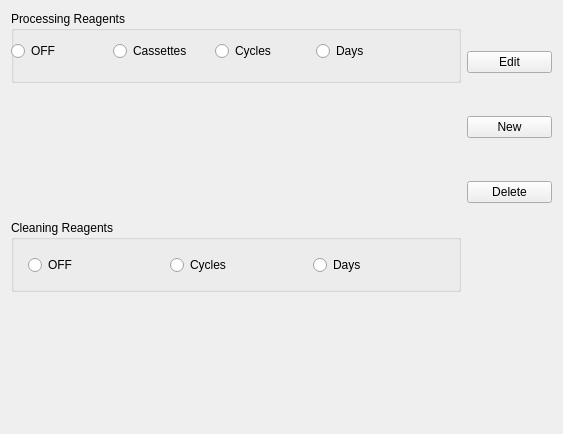
Qt form HimalayaMain/Gui/Components/Reagents/Forms/ReagentsWidget.ui (Liyezhong/Master) before a commit.
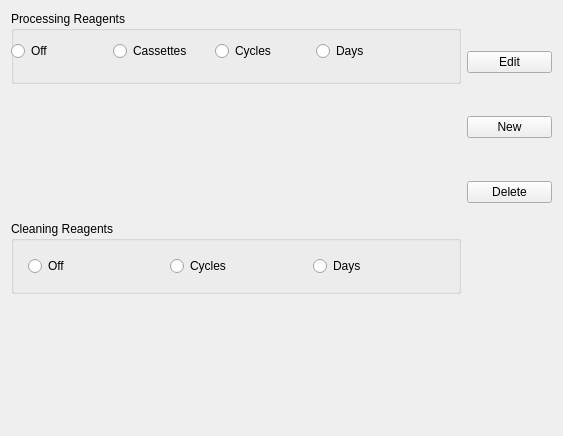
The same form after that commit. Custom widgets are drawn as their Qt base class.

Commit message:
1. Fix 3 bugs   1)When edit reagent, should not check same name reagent;   2)When rms is Off, should check the input value.   3)When edit cleaning reagent, we pass cleaning rms option to reagent modify dialog.
2.Update some UI string.

```diff
--- a/HimalayaMain/Gui/Components/Reagents/Forms/ReagentsWidget.ui
+++ b/HimalayaMain/Gui/Components/Reagents/Forms/ReagentsWidget.ui
@@ -7,7 +7,7 @@
     <x>0</x>
     <y>0</y>
     <width>563</width>
-    <height>432</height>
+    <height>436</height>
    </rect>
   </property>
   <property name="minimumSize">
@@ -54,7 +54,7 @@
            <item>
             <widget class="QRadioButton" name="radioOff">
              <property name="text">
-              <string>OFF</string>
+              <string>Off</string>
              </property>
             </widget>
            </item>
@@ -127,7 +127,7 @@
            <item>
             <widget class="QRadioButton" name="radioOff_Cleaning">
              <property name="text">
-              <string>OFF</string>
+              <string>Off</string>
              </property>
             </widget>
            </item>
```
The commit also changes 14 other files.
